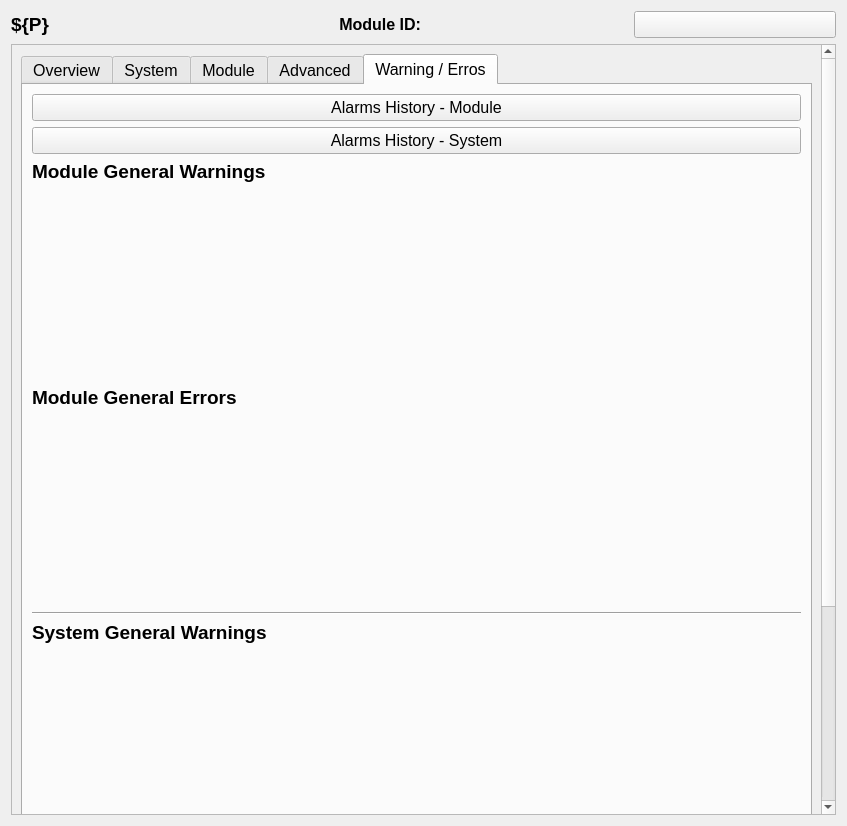
Old version of the form siriushlacon/regatron/ui/regatron.ui in the repository lnls-sirius/pydm-opi.
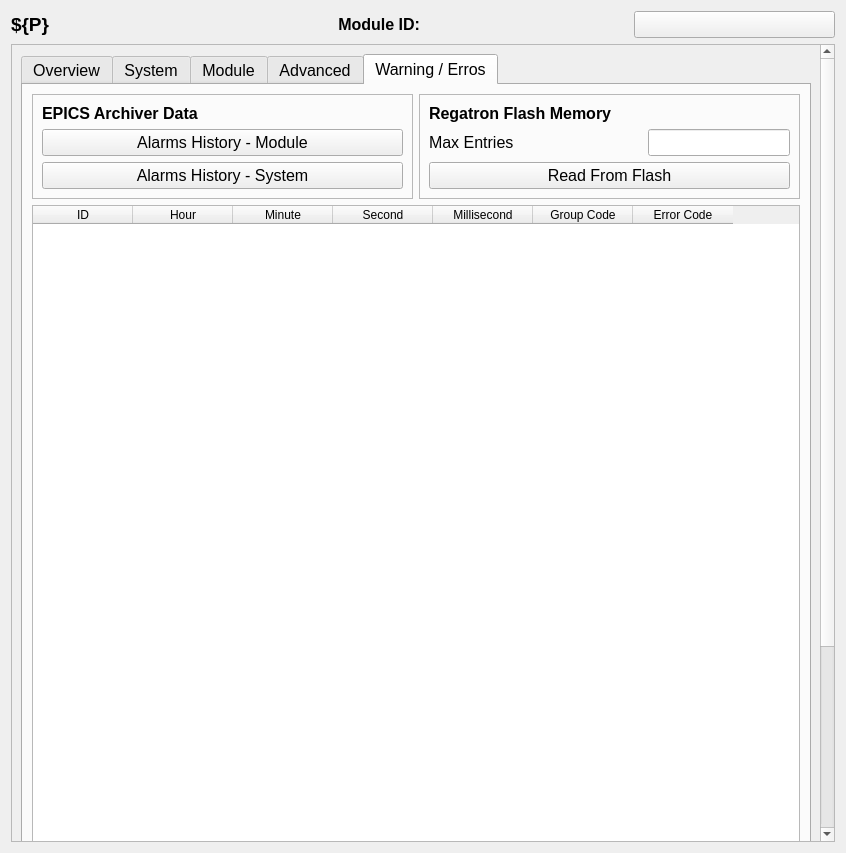
New version of the form. The open tabs and pages were chosen to show the change. Custom widgets are drawn as their Qt base class.

Commit message: Include flash memory readings

```diff
--- a/siriushlacon/regatron/ui/regatron.ui
+++ b/siriushlacon/regatron/ui/regatron.ui
@@ -6,8 +6,8 @@
    <rect>
     <x>0</x>
     <y>0</y>
-    <width>847</width>
-    <height>826</height>
+    <width>846</width>
+    <height>853</height>
    </rect>
   </property>
   <property name="font">
@@ -29,8 +29,8 @@
        <rect>
         <x>0</x>
         <y>0</y>
-        <width>823</width>
-        <height>1104</height>
+        <width>822</width>
+        <height>1102</height>
        </rect>
       </property>
       <layout class="QGridLayout" name="gridLayout_2">
@@ -3970,18 +3970,17 @@
           <attribute name="title">
            <string>Warning / Erros</string>
           </attribute>
-          <layout class="QVBoxLayout" name="verticalLayout_2">
-           <item>
-            <widget class="PyDMRelatedDisplayButton" name="btnModHistory">
-             <property name="toolTip">
-              <string/>
+          <layout class="QGridLayout" name="gridLayout_19">
+           <item row="0" column="0">
+            <widget class="QFrame" name="frame_5">
+             <property name="frameShape">
+              <enum>QFrame::StyledPanel</enum>
              </property>
-             <property name="text">
-              <string>Alarms History - Module</string>
+             <property name="frameShadow">
+              <enum>QFrame::Raised</enum>
              </property>
-            </widget>
-           </item>
-           <item>
+             <layout class="QGridLayout" name="gridLayout_17">
+              <item row="2" column="0">
             <widget class="PyDMRelatedDisplayButton" name="btnSysHistory">
              <property name="toolTip">
               <string/>
@@ -3991,139 +3990,162 @@
              </property>
             </widget>
            </item>
-           <item>
-            <widget class="QLabel" name="label_32">
-             <property name="sizePolicy">
-              <sizepolicy hsizetype="Preferred" vsizetype="Fixed">
-               <horstretch>0</horstretch>
-               <verstretch>0</verstretch>
-              </sizepolicy>
-             </property>
+              <item row="1" column="0">
+               <widget class="PyDMRelatedDisplayButton" name="btnModHistory">
+                <property name="toolTip">
+                 <string/>
+                </property>
+                <property name="text">
+                 <string>Alarms History - Module</string>
+                </property>
+               </widget>
+              </item>
+              <item row="0" column="0">
+               <widget class="QLabel" name="label_21">
              <property name="font">
               <font>
-               <pointsize>14</pointsize>
                <weight>75</weight>
                <bold>true</bold>
               </font>
              </property>
              <property name="text">
-              <string>Module General Warnings</string>
+                 <string>EPICS Archiver Data</string>
              </property>
             </widget>
            </item>
-           <item>
-            <widget class="QLabel" name="lblModGenWarnStd">
-             <property name="font">
-              <font>
-               <pointsize>12</pointsize>
-              </font>
+             </layout>
+            </widget>
+           </item>
+           <item row="0" column="1">
+            <widget class="QFrame" name="frame_6">
+             <property name="frameShape">
+              <enum>QFrame::StyledPanel</enum>
              </property>
-             <property name="text">
+             <property name="frameShadow">
+              <enum>QFrame::Raised</enum>
+             </property>
+             <layout class="QGridLayout" name="gridLayout_18">
+              <item row="2" column="1">
+               <widget class="PyDMLabel" name="PyDMLabel_14">
+                <property name="sizePolicy">
+                 <sizepolicy hsizetype="Preferred" vsizetype="Fixed">
+                  <horstretch>0</horstretch>
+                  <verstretch>0</verstretch>
+                 </sizepolicy>
+                </property>
+                <property name="toolTip">
               <string/>
              </property>
-            </widget>
-           </item>
-           <item>
+                <property name="channel" stdset="0">
+                 <string notr="true">ca://${P}:ErrorHistoryMax-RB</string>
+                </property>
+               </widget>
+              </item>
+              <item row="2" column="2">
+               <widget class="PyDMLineEdit" name="PyDMLineEdit">
+                <property name="sizePolicy">
+                 <sizepolicy hsizetype="Preferred" vsizetype="Fixed">
+                  <horstretch>0</horstretch>
+                  <verstretch>0</verstretch>
+                 </sizepolicy>
+                </property>
+                <property name="toolTip">
+                 <string/>
+                </property>
+                <property name="channel" stdset="0">
+                 <string>ca://${P}:ErrorHistoryMax-SP</string>
+                </property>
+               </widget>
+              </item>
+              <item row="2" column="0">
             <widget class="QLabel" name="label_31">
-             <property name="sizePolicy">
-              <sizepolicy hsizetype="Preferred" vsizetype="Fixed">
-               <horstretch>0</horstretch>
-               <verstretch>0</verstretch>
-              </sizepolicy>
-             </property>
-             <property name="font">
-              <font>
-               <pointsize>14</pointsize>
-               <weight>75</weight>
-               <bold>true</bold>
-              </font>
-             </property>
              <property name="text">
-              <string>Module General Errors</string>
+                 <string>Max Entries</string>
              </property>
             </widget>
            </item>
-           <item>
-            <widget class="QLabel" name="lblModGenErrStd">
-             <property name="font">
-              <font>
-               <pointsize>12</pointsize>
-              </font>
-             </property>
-             <property name="text">
-              <string/>
-             </property>
-            </widget>
-           </item>
-           <item>
-            <widget class="Line" name="line">
-             <property name="orientation">
-              <enum>Qt::Horizontal</enum>
-             </property>
-            </widget>
-           </item>
-           <item>
+              <item row="0" column="0" colspan="3">
             <widget class="QLabel" name="label_22">
-             <property name="sizePolicy">
-              <sizepolicy hsizetype="Preferred" vsizetype="Fixed">
-               <horstretch>0</horstretch>
-               <verstretch>0</verstretch>
-              </sizepolicy>
-             </property>
              <property name="font">
               <font>
-               <pointsize>14</pointsize>
                <weight>75</weight>
                <bold>true</bold>
               </font>
              </property>
              <property name="text">
-              <string>System General Warnings</string>
+                 <string>Regatron Flash Memory</string>
              </property>
             </widget>
            </item>
-           <item>
-            <widget class="QLabel" name="lblSysGenWarnStd">
-             <property name="font">
-              <font>
-               <pointsize>12</pointsize>
-              </font>
-             </property>
-             <property name="text">
-              <string/>
-             </property>
-            </widget>
-           </item>
-           <item>
-            <widget class="QLabel" name="label_21">
+              <item row="3" column="0" colspan="3">
+               <widget class="PyDMPushButton" name="PyDMPushButton">
              <property name="sizePolicy">
               <sizepolicy hsizetype="Preferred" vsizetype="Fixed">
                <horstretch>0</horstretch>
                <verstretch>0</verstretch>
               </sizepolicy>
              </property>
-             <property name="font">
-              <font>
-               <pointsize>14</pointsize>
-               <weight>75</weight>
-               <bold>true</bold>
-              </font>
+                <property name="toolTip">
+                 <string/>
              </property>
              <property name="text">
-              <string>System General Errors</string>
-             </property>
-            </widget>
-           </item>
-           <item>
-            <widget class="QLabel" name="lblSysGenErrStd">
-             <property name="font">
-              <font>
-               <pointsize>12</pointsize>
-              </font>
+                 <string>Read From Flash</string>
+                </property>
+                <property name="channel" stdset="0">
+                 <string>ca://${P}:ErrorHistory-Mon.PROC</string>
+                </property>
+                <property name="pressValue" stdset="0">
+                 <string>1</string>
+                </property>
+               </widget>
+              </item>
+             </layout>
+            </widget>
+           </item>
+           <item row="2" column="0" colspan="2">
+            <widget class="Line" name="line">
+             <property name="orientation">
+              <enum>Qt::Horizontal</enum>
              </property>
+            </widget>
+           </item>
+           <item row="1" column="0" colspan="2">
+            <widget class="QTableWidget" name="flashHistoryTable">
+             <column>
              <property name="text">
-              <string/>
-             </property>
+               <string>ID</string>
+              </property>
+             </column>
+             <column>
+              <property name="text">
+               <string>Hour</string>
+              </property>
+             </column>
+             <column>
+              <property name="text">
+               <string>Minute</string>
+              </property>
+             </column>
+             <column>
+              <property name="text">
+               <string>Second</string>
+              </property>
+             </column>
+             <column>
+              <property name="text">
+               <string>Millisecond</string>
+              </property>
+             </column>
+             <column>
+              <property name="text">
+               <string>Group Code</string>
+              </property>
+             </column>
+             <column>
+              <property name="text">
+               <string>Error Code</string>
+              </property>
+             </column>
             </widget>
            </item>
           </layout>
```
Left out of the diff: 2 changed lines with no effect on the pictures. Lines whose indentation alone changed are shown as unchanged. The commit also changes 4 other files.
